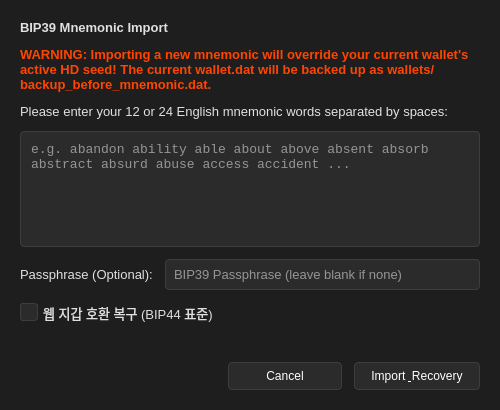
Qt form src/qt/forms/mnemonicimportdialog.ui (jin7659/xpchain-community-core-upgrade) before a commit.
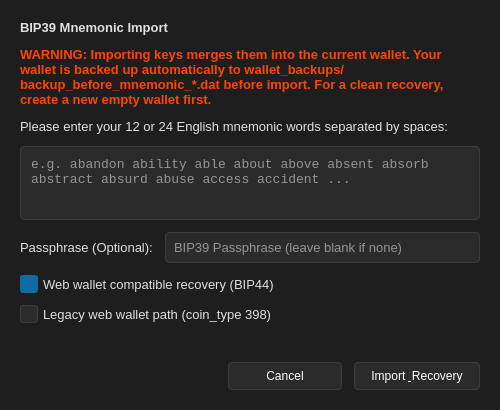
The same form after that commit.

Commit message:
Fix wallet mnemonic recovery, rescan safety, and dashboard balance UX
- BIP44 import: LearnAllRelatedScripts, address book, gap limit 1000, coin_type 398 option
- Add rescanBlockchain API with proper error handling; use QThreadPool worker in GUI
- Secure mnemonic/passphrase handling with memory cleanse after import
- Separate spendable wallet total from web wallet watch-only balances on overview
- Add BIP39 unit tests, CI workflow, gitignore for configure backups, remove committed binaries

The edit to the form file:
```diff
--- a/src/qt/forms/mnemonicimportdialog.ui
+++ b/src/qt/forms/mnemonicimportdialog.ui
@@ -62,7 +62,7 @@
       <string notr="true">color: #ff4500; font-weight: bold;</string>
      </property>
      <property name="text">
-      <string>WARNING: Importing a new mnemonic will override your current wallet's active HD seed! The current wallet.dat will be backed up as wallets/backup_before_mnemonic.dat.</string>
+       <string>WARNING: Importing keys merges them into the current wallet. Your wallet is backed up automatically to wallet_backups/backup_before_mnemonic_*.dat before import. For a clean recovery, create a new empty wallet first.</string>
      </property>
      <property name="wordWrap">
       <bool>true</bool>
@@ -110,10 +110,20 @@
    <item>
     <widget class="QCheckBox" name="bip44CheckBox">
      <property name="text">
-      <string>웹 지갑 호환 복구 (BIP44 표준)</string>
+      <string>Web wallet compatible recovery (BIP44)</string>
      </property>
      <property name="checked">
-      <bool>false</bool>
+      <bool>true</bool>
+     </property>
+    </widget>
+   </item>
+   <item>
+    <widget class="QCheckBox" name="legacyCoinTypeCheckBox">
+     <property name="text">
+      <string>Legacy web wallet path (coin_type 398)</string>
+     </property>
+     <property name="enabled">
+      <bool>true</bool>
      </property>
     </widget>
    </item>
```
Lines whose indentation alone changed are shown as unchanged. The commit also changes 18 other files.
